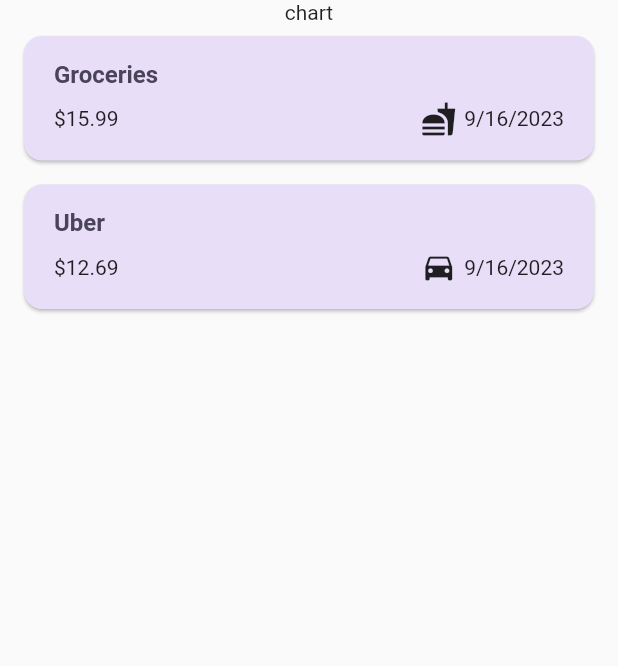
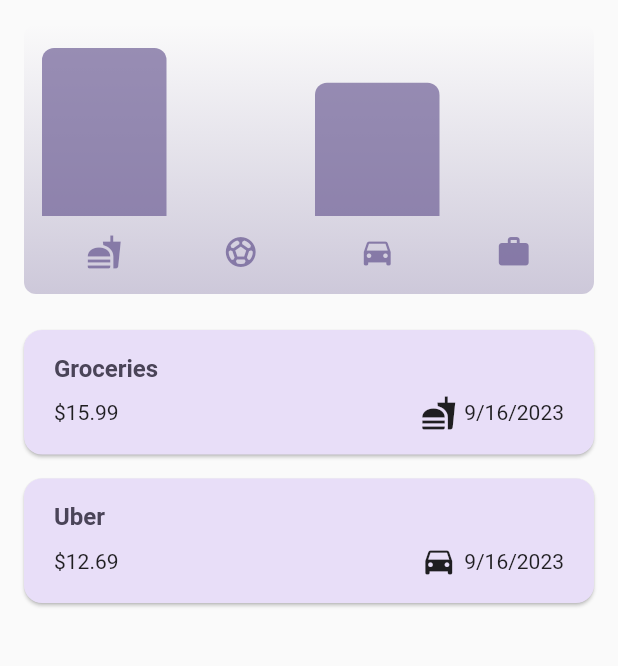
Before and after one commit to abdelbasset-mg/expenses_tracker, a Flutter app: the screen it shows after launch, on a phone screen of 412 x 824 dp, the part 84-750 px from its top. Run offline on Flutter 3.47's test engine with Material 2 defaults, Android fonts, the phone set to English and light mode, and no system bars.

Commit message:
chart finish

```diff
--- a/lib/models/expense.dart
+++ b/lib/models/expense.dart
@@ -43,6 +43,8 @@ class ExpenseBucket {
     required this.expenses,
   });
 
+  ExpenseBucket.forCategory(List<Expense> allExpenses, this.category) : expenses = allExpenses.where((expense) => expense.category == category).toList() ;
+
   final Category category;
   final List<Expense> expenses;
 
--- /dev/null
+++ b/lib/widgets/chart/chart.dart
@@ -0,0 +1,95 @@
+import 'package:flutter/material.dart';
+
+import 'package:expenses_tracker/widgets/chart/chart_bar.dart';
+import 'package:expenses_tracker/models/expense.dart';
+
+class Chart extends StatelessWidget {
+  const Chart({super.key, required this.expenses});
+
+  final List<Expense> expenses;
+
+  List<ExpenseBucket> get buckets {
+    return [
+      ExpenseBucket.forCategory(expenses, Category.food),
+      ExpenseBucket.forCategory(expenses, Category.leisure),
+      ExpenseBucket.forCategory(expenses, Category.transport),
+      ExpenseBucket.forCategory(expenses, Category.work),
+    ];
+  }
+
+  double get maxTotalExpense {
+    double maxTotalExpense = 0;
+
+    for (final bucket in buckets) {
+      if (bucket.totalExpenses > maxTotalExpense) {
+        maxTotalExpense = bucket.totalExpenses;
+      }
+    }
+
+    return maxTotalExpense;
+  }
+
+  @override
+  Widget build(BuildContext context) {
+    final isDarkMode =
+        MediaQuery.of(context).platformBrightness == Brightness.dark;
+    return Container(
+      margin: const EdgeInsets.all(16),
+      padding: const EdgeInsets.symmetric(
+        vertical: 16,
+        horizontal: 8,
+      ),
+      width: double.infinity,
+      height: 180,
+      decoration: BoxDecoration(
+        borderRadius: BorderRadius.circular(8),
+        gradient: LinearGradient(
+          colors: [
+            Theme.of(context).colorScheme.primary.withOpacity(0.3),
+            Theme.of(context).colorScheme.primary.withOpacity(0.0)
+          ],
+          begin: Alignment.bottomCenter,
+          end: Alignment.topCenter,
+        ),
+      ),
+      child: Column(
+        children: [
+          Expanded(
+            child: Row(
+              crossAxisAlignment: CrossAxisAlignment.end,
+              children: [
+                for (final bucket in buckets) // alternative to map()
+                  ChartBar(
+                    fill: bucket.totalExpenses == 0
+                        ? 0
+                        : bucket.totalExpenses / maxTotalExpense,
+                  )
+              ],
+            ),
+          ),
+          const SizedBox(height: 12),
+          Row(
+            children: buckets
+                .map(
+                  (bucket) => Expanded(
+                    child: Padding(
+                      padding: const EdgeInsets.symmetric(horizontal: 4),
+                      child: Icon(
+                        categoryIcon[bucket.category],
+                        color: isDarkMode
+                            ? Theme.of(context).colorScheme.secondary
+                            : Theme.of(context)
+                                .colorScheme
+                                .primary
+                                .withOpacity(0.7),
+                      ),
+                    ),
+                  ),
+                )
+                .toList(),
+          )
+        ],
+      ),
+    );
+  }
+}
--- /dev/null
+++ b/lib/widgets/chart/chart_bar.dart
@@ -0,0 +1,34 @@
+import 'package:flutter/material.dart';
+
+class ChartBar extends StatelessWidget {
+  const ChartBar({
+    super.key,
+    required this.fill,
+  });
+
+  final double fill;
+
+  @override
+  Widget build(BuildContext context) {
+    final isDarkMode =
+        MediaQuery.of(context).platformBrightness == Brightness.dark;
+    return Expanded(
+      child: Padding(
+        padding: const EdgeInsets.symmetric(horizontal: 4),
+        child: FractionallySizedBox(
+          heightFactor: fill,
+          child: DecoratedBox(
+            decoration: BoxDecoration(
+              shape: BoxShape.rectangle,
+              borderRadius:
+                  const BorderRadius.vertical(top: Radius.circular(8)),
+              color: isDarkMode
+                  ? Theme.of(context).colorScheme.secondary
+                  : Theme.of(context).colorScheme.primary.withOpacity(0.65),
+            ),
+          ),
+        ),
+      ),
+    );
+  }
+}
--- a/lib/widgets/expenses.dart
+++ b/lib/widgets/expenses.dart
@@ -1,7 +1,9 @@
 import 'package:expenses_tracker/models/expense.dart';
+import 'package:expenses_tracker/widgets/chart/chart.dart';
 import 'package:flutter/material.dart';
 import 'package:expenses_tracker/widgets/expenses_list/expenses_list.dart';
 import 'package:expenses_tracker/widgets/new_expenses.dart';
+
 
 class Expenses extends StatefulWidget {
   const Expenses({super.key});
@@ -92,7 +94,7 @@ class _ExpensesState extends State<Expenses> {
       ),
       body: Column(
         children: [
-          const Text('chart'),
+          Chart(expenses: _registeredExpenses),
           Expanded(
             child: mainContent,
           ),
```
